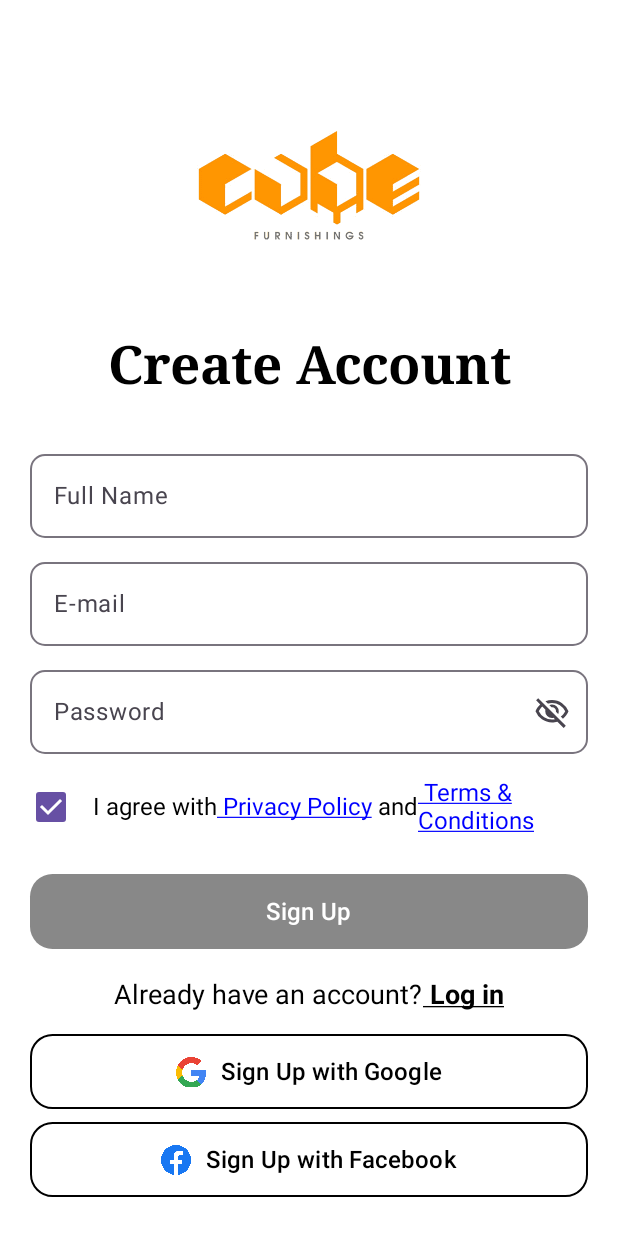
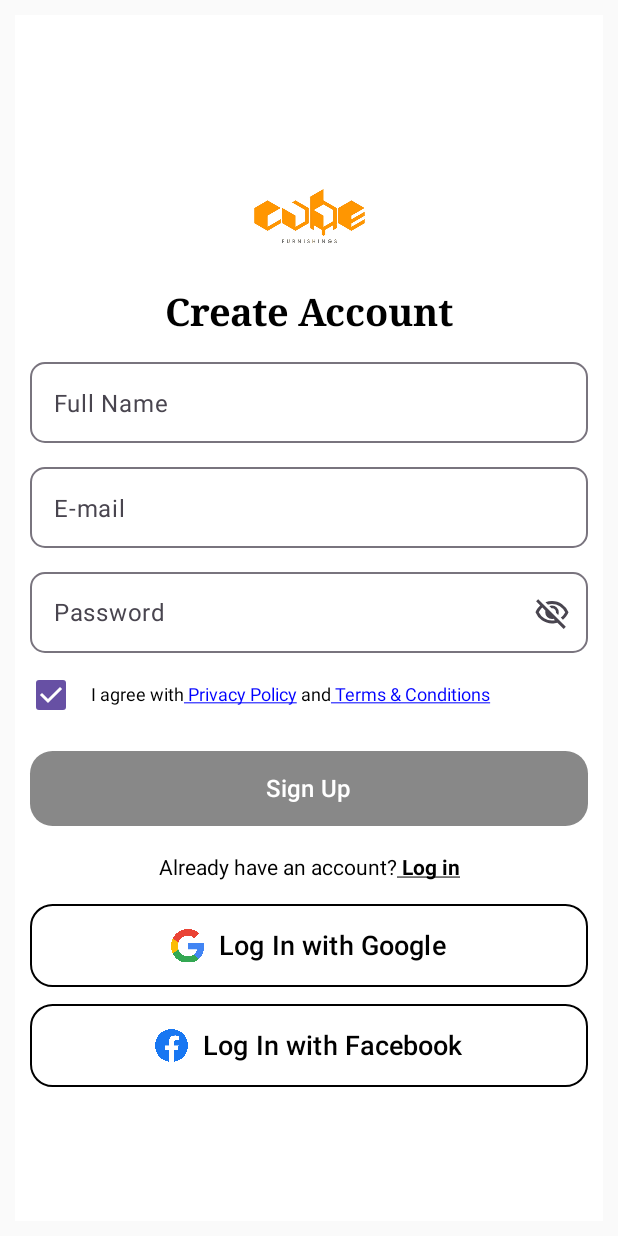
Before and after one commit to phongismeok/Furniture_Store, an Android app built with Jetpack Compose: the SignUpActivity screen opened directly, with no data from a screen before it, on a phone screen of 412 x 824 dp. Run offline under Robolectric (Android 15) with nearby library versions, the phone set to English and light mode, and no system bars; our stand-ins replace Firebase (no records; nobody signed in at launch, a user with empty details on screens opened directly); libraries missing offline, so code that uses them is left out: coil.decode; pictures from the network do not load.

Commit message:
autoLayout signup real

```diff
--- a/app/src/main/java/com/example/asm_mvvm/screens/activity/LoginActivity.kt
+++ b/app/src/main/java/com/example/asm_mvvm/screens/activity/LoginActivity.kt
@@ -557,7 +557,7 @@ fun SizeLoginScreen() {
         ScreenLogin(type = "large")
     } else if (screenHeightDp > 800) {
         // fairly
-        ScreenLogin(type = "medium")
+        ScreenLogin(type = "fairly")
     } else if (screenHeightDp > 714) {
         // medium
         ScreenLogin(type = "medium")
--- a/app/src/main/java/com/example/asm_mvvm/screens/activity/SignUpActivity.kt
+++ b/app/src/main/java/com/example/asm_mvvm/screens/activity/SignUpActivity.kt
@@ -2,6 +2,7 @@ package com.example.asm_mvvm.screens.activity
 
 import android.content.Intent
 import android.os.Bundle
+import android.util.DisplayMetrics
 import android.widget.Toast
 import androidx.activity.compose.setContent
 import androidx.appcompat.app.AppCompatActivity
@@ -9,7 +10,6 @@ import androidx.compose.foundation.Image
 import androidx.compose.foundation.background
 import androidx.compose.foundation.clickable
 import androidx.compose.foundation.layout.Arrangement
-import androidx.compose.foundation.layout.BoxWithConstraints
 import androidx.compose.foundation.layout.Column
 import androidx.compose.foundation.layout.Row
 import androidx.compose.foundation.layout.Spacer
@@ -49,7 +49,6 @@ import androidx.compose.ui.text.style.TextDecoration
 import androidx.compose.ui.unit.dp
 import androidx.compose.ui.unit.sp
 import com.example.asm_mvvm.R
-import com.example.asm_mvvm.ui.theme.CustomLineScreen
 import com.example.asm_mvvm.ui.theme.MyButton
 import com.example.asm_mvvm.ui.theme.MyButtonWithImage
 import com.example.asm_mvvm.viewmodels.UserViewModel
@@ -58,70 +57,91 @@ class SignUpActivity : AppCompatActivity() {
     override fun onCreate(savedInstanceState: Bundle?) {
         super.onCreate(savedInstanceState)
         setContent {
-            BoxWithConstraints(modifier = Modifier
-                .fillMaxSize()
-                .background(Color.White)) {
-                if (maxWidth >= 720.dp) {
-                    BigTabletScreenSignUp()
-                } else if (maxWidth < 720.dp && maxWidth > 448.dp) {
-                    SmailTabletScreenSignUp()
-                } else if (maxWidth <= 448.dp && maxWidth > 360.dp) {
-                    BigPhoneScreenSignUp()
-                } else {
-                    SmailPhoneScreenSignUp()
-                }
-            }
+            SizeSignUpScreen()
         }
     }
 }
 
 @Composable
-fun TitleSignUpBigScreen () {
+fun TitleSignUpScreen (type:String) {
     Image(
         painter = painterResource(id = R.drawable.logoapp),
         contentDescription = "anh nen",
-        modifier = Modifier.size(200.dp),
+        modifier = Modifier.size(
+            when (type) {
+                "large" -> {
+                    200.dp
+                }
+
+                "fairly" -> {
+                    150.dp
+                }
+
+                "medium" -> {
+                    100.dp
+                }
+
+                else -> {
+                    70.dp
+                }
+            }
+        ),
         contentScale = ContentScale.Crop
     )
     Text(
         text = "Create Account",
         style = TextStyle(
-            fontSize = 35.sp,
+            fontSize =
+            when (type) {
+                "large" -> {
+                    35.sp
+                }
+
+                "fairly" -> {
+                    30.sp
+                }
+
+                "medium" -> {
+                    25.sp
+                }
+
+                else -> {
+                    22.sp
+                }
+            },
             color = Color.Black,
             fontWeight = FontWeight.Bold,
             fontFamily = FontFamily.Serif
         ),
-        modifier = Modifier.padding(bottom = 30.dp)
+        modifier = Modifier.padding(bottom =
+        when (type) {
+            "large" -> {
+                30.dp
+            }
+
+            "fairly" -> {
+                20.dp
+            }
+
+            "medium" -> {
+                10.dp
+            }
+
+            else -> {
+                5.dp
+            }
+        })
     )
 }
 
 @Composable
-fun TitleSignUpSmailScreen () {
-    Image(
-        painter = painterResource(id = R.drawable.logoapp),
-        contentDescription = "anh nen",
-        modifier = Modifier.size(70.dp),
-        contentScale = ContentScale.Crop
-    )
-    Text(
-        text = "Create Account",
-        style = TextStyle(
-            fontSize = 22.sp,
-            color = Color.Black,
-            fontWeight = FontWeight.Bold,
-            fontFamily = FontFamily.Serif
-        ),
-        modifier = Modifier.padding(bottom = 5.dp)
-    )
-}
-
-@Composable
-fun InputSignUpBigScreen (
+fun InputSignUpScreen (
     username: MutableState<String>,
     email: MutableState<String>,
     password: MutableState<String>,
     checked: MutableState<Boolean>,
     passwordVisible: MutableState<Boolean>,
+    type: String
 ) {
     val iconEye: Painter = painterResource(id = R.drawable.iceye)
     val iconCloseEye: Painter = painterResource(id = R.drawable.iccloseye)
@@ -132,6 +152,25 @@ fun InputSignUpBigScreen (
         label = { Text("Full Name") },
         modifier = Modifier
             .fillMaxWidth()
+            .height(
+                when (type) {
+                    "large" -> {
+                        70.dp
+                    }
+
+                    "fairly" -> {
+                        65.dp
+                    }
+
+                    "medium" -> {
+                        62.dp
+                    }
+
+                    else -> {
+                        60.dp
+                    }
+                }
+            )
             .padding(start = 10.dp, end = 10.dp),
         shape = RoundedCornerShape(10.dp),
     )
@@ -143,6 +182,25 @@ fun InputSignUpBigScreen (
         label = { Text("E-mail") },
         modifier = Modifier
             .fillMaxWidth()
+            .height(
+                when (type) {
+                    "large" -> {
+                        70.dp
+                    }
+
+                    "fairly" -> {
+                        65.dp
+                    }
+
+                    "medium" -> {
+                        62.dp
+                    }
+
+                    else -> {
+                        60.dp
+                    }
+                }
+            )
             .padding(start = 10.dp, end = 10.dp),
         shape = RoundedCornerShape(10.dp),
     )
@@ -167,95 +225,143 @@ fun InputSignUpBigScreen (
         shape = RoundedCornerShape(10.dp),
         modifier = Modifier
             .fillMaxWidth()
+            .height(
+                when (type) {
+                    "large" -> {
+                        70.dp
+                    }
+
+                    "fairly" -> {
+                        65.dp
+                    }
+
+                    "medium" -> {
+                        62.dp
+                    }
+
+                    else -> {
+                        60.dp
+                    }
+                }
+            )
             .padding(start = 10.dp, end = 10.dp)
     )
 }
 
 @Composable
-fun InputSignUpSmailScreen (
-    username: MutableState<String>,
-    email: MutableState<String>,
-    password: MutableState<String>,
-    checked: MutableState<Boolean>,
-    passwordVisible: MutableState<Boolean>,
-) {
-    val iconEye: Painter = painterResource(id = R.drawable.iceye)
-    val iconCloseEye: Painter = painterResource(id = R.drawable.iccloseye)
-    // Username TextField
-    OutlinedTextField(
-        value = username.value,
-        onValueChange = { username.value = it },
-        label = { Text("Full Name") },
-        modifier = Modifier
-            .fillMaxWidth()
-            .height(60.dp)
-            .padding(start = 10.dp, end = 10.dp),
-        shape = RoundedCornerShape(10.dp),
-    )
-// Email TextField
-    OutlinedTextField(
-        value = email.value,
-        onValueChange = { email.value = it },
-        label = { Text("E-mail") },
-        modifier = Modifier
-            .fillMaxWidth()
-            .height(60.dp)
-            .padding(start = 10.dp, end = 10.dp),
-        shape = RoundedCornerShape(10.dp),
-    )
-    // Password TextField
-    OutlinedTextField(
-        value = password.value,
-        onValueChange = { password.value = it },
-        label = { Text("Password") },
-        singleLine = true,
-        placeholder = { Text("Password") },
-        visualTransformation = if (passwordVisible.value) VisualTransformation.None else PasswordVisualTransformation(),
-        keyboardOptions = KeyboardOptions(keyboardType = KeyboardType.Password),
-        trailingIcon = {
-            val image = if (passwordVisible.value) iconEye else iconCloseEye
-            val description =
-                if (passwordVisible.value) "Hide password" else "Show password"
-            IconButton(onClick = { passwordVisible.value = !passwordVisible.value }) {
-                Icon(painter = image, contentDescription = description)
-            }
-        },
-        shape = RoundedCornerShape(10.dp),
-        modifier = Modifier
-            .fillMaxWidth()
-            .height(60.dp)
-            .padding(start = 10.dp, end = 10.dp)
-    )
-}
-
-@Composable
-fun ConfirmCheckSignUpBigScreen (checked: MutableState<Boolean>) {
+fun ConfirmCheckSignUpScreen (type: String,checked: MutableState<Boolean>) {
     Row(
         verticalAlignment = Alignment.CenterVertically,
         horizontalArrangement = Arrangement.Start,
         modifier = Modifier
             .fillMaxWidth()
-            .height(70.dp)
+            .height(
+                when (type) {
+                    "large" -> {
+                        70.dp
+                    }
+
+                    "fairly" -> {
+                        65.dp
+                    }
+
+                    "medium" -> {
+                        55.dp
+                    }
+
+                    else -> {
+                        50.dp
+                    }
+                }
+            )
     ) {
         Checkbox(
             checked = checked.value,
             onCheckedChange = { checked.value = it }
         )
         Text(
-            " I agree with", fontSize = 16.sp
+            " I agree with", fontSize =
+            when (type) {
+                "large" -> {
+                    16.sp
+                }
+
+                "fairly" -> {
+                    14.sp
+                }
+
+                "medium" -> {
+                    12.sp
+                }
+
+                else -> {
+                    11.sp
+                }
+            }
         )
         Text(
             " Privacy Policy",
-            fontSize = 16.sp,
+            fontSize =
+            when (type) {
+                "large" -> {
+                    16.sp
+                }
+
+                "fairly" -> {
+                    14.sp
+                }
+
+                "medium" -> {
+                    12.sp
+                }
+
+                else -> {
+                    11.sp
+                }
+            },
             textDecoration = TextDecoration.Underline,
             color = Color.Blue
         )
         Text(
-            " and", fontSize = 16.sp
+            " and", fontSize =
+            when (type) {
+                "large" -> {
+                    16.sp
+                }
+
+                "fairly" -> {
+                    14.sp
+                }
+
+                "medium" -> {
+                    12.sp
+                }
+
+                else -> {
+                    11.sp
+                }
+            }
         )
         Text(
             " Terms & Conditions",
-            fontSize = 16.sp,
+            fontSize =
+            when (type) {
+                "large" -> {
+                    16.sp
+                }
+
+                "fairly" -> {
+                    14.sp
+                }
+
+                "medium" -> {
+                    12.sp
+                }
+
+                else -> {
+                    11.sp
+                }
+            },
             textDecoration = TextDecoration.Underline,
             color = Color.Blue
         )
@@ -263,52 +369,51 @@ fun ConfirmCheckSignUpBigScreen (checked: MutableState<Boolean>) {
 }
 
 @Composable
-fun ConfirmCheckSignUpSmailScreen (checked: MutableState<Boolean>) {
-    Row(
-        verticalAlignment = Alignment.CenterVertically,
-        horizontalArrangement = Arrangement.Start,
-        modifier = Modifier
-            .fillMaxWidth()
-            .height(50.dp)
-    ) {
-        Checkbox(
-            checked = checked.value,
-            onCheckedChange = { checked.value = it },
-        )
-        Text(
-            " I agree with", fontSize = 11.sp
-        )
-        Text(
-            " Privacy Policy",
-            fontSize = 11.sp,
-            textDecoration = TextDecoration.Underline,
-            color = Color.Blue
-        )
-        Text(
-            " and", fontSize = 11.sp
-        )
-        Text(
-            " Terms & Conditions",
-            fontSize = 11.sp,
-            textDecoration = TextDecoration.Underline,
-            color = Color.Blue
-        )
-    }
-}
-
-
-@Composable
-fun NextLoginBigScreen () {
+fun NextLoginScreen (type: String) {
     val context = LocalContext.current
     Row(
         horizontalArrangement = Arrangement.Center,
         modifier = Modifier.padding(10.dp)
     ) {
-        Text(text = "Already have an account?", fontSize = 18.sp)
+        Text(text = "Already have an account?", fontSize =
+        when (type) {
+            "large" -> {
+                18.sp
+            }
+
+            "fairly" -> {
+                16.sp
+            }
+
+            "medium" -> {
+                14.sp
+            }
+
+            else -> {
+                13.sp
+            }
+        })
         Text(
             text = " Log in",
             textDecoration = TextDecoration.Underline,
-            fontSize = 18.sp,
+            fontSize =
+            when (type) {
+                "large" -> {
+                    18.sp
+                }
+
+                "fairly" -> {
+                    16.sp
+                }
+
+                "medium" -> {
+                    14.sp
+                }
+
+                else -> {
+                    13.sp
+                }
+            },
             fontWeight = FontWeight.Bold,
             modifier = Modifier.clickable(onClick = {
                 val intent = Intent(context, LoginActivity::class.java)
@@ -319,101 +424,7 @@ fun NextLoginBigScreen () {
 }
 
 @Composable
-fun NextLoginSmailScreen () {
-    val context = LocalContext.current
-    Row(
-        horizontalArrangement = Arrangement.Center,
-        modifier = Modifier.padding(10.dp)
-    ) {
-        Text(text = "Already have an account?", fontSize = 13.sp)
-        Text(
-            text = " Log in",
-            textDecoration = TextDecoration.Underline,
-            fontSize = 13.sp,
-            fontWeight = FontWeight.Bold,
-            modifier = Modifier.clickable(onClick = {
-                val intent = Intent(context, LoginActivity::class.java)
-                context.startActivity(intent)
-            })
-        )
-    }
-}
-
-@Composable
-fun OtherMethodSignUpBigScreen () {
-    MyButtonWithImage(
-        title = "Sign Up with Google",
-        onClick = { /*TODO*/ },
-        mauChu = Color.Black,
-        mauNen = Color.White,
-        image = R.drawable.icongoogle
-    )
-
-    MyButtonWithImage(
-        title = "Sign Up with Facebook",
-        onClick = { /*TODO*/ },
-        mauChu = Color.Black,
-        mauNen = Color.White,
-        image = R.drawable.iconfacebook
-    )
-}
-
-@Composable
-fun OtherMethodSignUpSmailScreen () {
-
-
-
-}
-
-@Composable
-fun BigPhoneScreenSignUp() {
-    val context = LocalContext.current
-    val userViewModel = UserViewModel()
-    val username = remember { mutableStateOf("") }
-    val email = remember { mutableStateOf("") }
-    val password = remember { mutableStateOf("") }
-    val passwordVisible = rememberSaveable { mutableStateOf(false) }
-    val checked = remember { mutableStateOf(true) }
-
-    Column(
-        modifier = Modifier
-            .fillMaxSize()
-            .padding(10.dp)
-            .background(Color.White).verticalScroll(rememberScrollState()),
-        verticalArrangement = Arrangement.Center,
-        horizontalAlignment = Alignment.CenterHorizontally
-    ) {
-        TitleSignUpBigScreen()
-        InputSignUpBigScreen(
-            username = username,
-            email = email,
-            password = password,
-            checked = checked,
-            passwordVisible = passwordVisible
-        )
-        ConfirmCheckSignUpBigScreen(checked = checked)
-        MyButton(
-            title = "Sign Up",
-            onClick = {
-                userViewModel.signUp(email.value, password.value) { success ->
-                    if (success) {
-                        Toast.makeText(context,"Sign up success", Toast.LENGTH_SHORT).show()
-                    } else {
-                        Toast.makeText(context,"Sign up fail", Toast.LENGTH_SHORT).show()
-                    }
-                }
-            },
-            mauChu = Color.White,
-            mauNen = Color.Gray
-        )
-        NextLoginBigScreen()
-//        CustomLineScreen()
-        OtherMethodSignUpBigScreen()
-    }
-}
-
-@Composable
-fun SmailPhoneScreenSignUp() {
+fun ScreenSignUp(type: String) {
     val context = LocalContext.current
     val userViewModel = UserViewModel()
     val username = remember { mutableStateOf("") }
@@ -431,15 +442,16 @@ fun SmailPhoneScreenSignUp() {
         verticalArrangement = Arrangement.Center,
         horizontalAlignment = Alignment.CenterHorizontally
     ) {
-        TitleSignUpSmailScreen()
-        InputSignUpSmailScreen(
+        TitleSignUpScreen(type = type)
+        InputSignUpScreen(
             username = username,
             email = email,
             password = password,
             checked = checked,
-            passwordVisible = passwordVisible
+            passwordVisible = passwordVisible,
+            type = type
         )
-        ConfirmCheckSignUpSmailScreen(checked = checked)
+        ConfirmCheckSignUpScreen(type = type, checked = checked)
         MyButton(
             title = "Sign Up",
             onClick = {
@@ -454,18 +466,50 @@ fun SmailPhoneScreenSignUp() {
             mauChu = Color.White,
             mauNen = Color.Gray
         )
-        NextLoginSmailScreen()
+        NextLoginScreen(type = type)
 //        CustomLineScreen()
-        OtherMethodSignUpSmailScreen()
+        MyButtonWithImage(
+            title = "Log In with Google",
+            onClick = { /*TODO*/ },
+            mauChu = Color.Black,
+            mauNen = Color.White,
+            image = R.drawable.icongoogle,
+            type = type
+        )
+
+        MyButtonWithImage(
+            title = "Log In with Facebook",
+            onClick = { /*TODO*/ },
+            mauChu = Color.Black,
+            mauNen = Color.White,
+            image = R.drawable.iconfacebook,
+            type = type
+        )
     }
 }
 
 @Composable
-fun BigTabletScreenSignUp() {
+fun SizeSignUpScreen() {
     val context = LocalContext.current
+    val displayMetrics: DisplayMetrics = context.resources.displayMetrics
+//    val screenWidthPx = displayMetrics.widthPixels
+    val screenHeightPx = displayMetrics.heightPixels
+    val density = displayMetrics.density
+
+//    val screenWidthDp = screenWidthPx / density
+    val screenHeightDp = screenHeightPx / density
+
+    if (screenHeightDp > 890) {
+        // large
+        ScreenSignUp(type = "large")
+    } else if (screenHeightDp > 800) {
+        // fairly
+        ScreenSignUp(type = "medium")
+    } else if (screenHeightDp > 714) {
+        // medium
+        ScreenSignUp(type = "medium")
+    } else {
+        // smail
+        ScreenSignUp(type = "smail")
+    }
 }
-
-@Composable
-fun SmailTabletScreenSignUp() {
-    val context = LocalContext.current
-}
```
